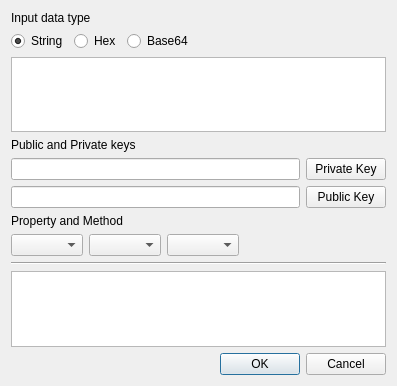
First picture: the form in BerViewer/rsa_enc_dec_dlg.ui, repository jykim74/BerEditor, before the edit.
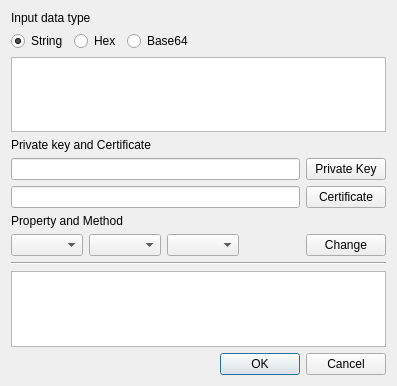
Second picture: the form after the edit.

Patch:
```diff
--- a/BerViewer/rsa_enc_dec_dlg.ui
+++ b/BerViewer/rsa_enc_dec_dlg.ui
@@ -68,7 +68,7 @@
    <item>
     <widget class="QLabel" name="label_2">
      <property name="text">
-      <string>Public and Private keys</string>
+      <string>Private key and Certificate</string>
      </property>
     </widget>
    </item>
@@ -94,7 +94,7 @@
      <item>
       <widget class="QPushButton" name="mPubKeyBtn">
        <property name="text">
-        <string>Public Key</string>
+        <string>Certificate</string>
        </property>
       </widget>
      </item>
@@ -131,6 +131,13 @@
        </property>
       </spacer>
      </item>
+     <item>
+      <widget class="QPushButton" name="mChangeBtn">
+       <property name="text">
+        <string>Change</string>
+       </property>
+      </widget>
+     </item>
     </layout>
    </item>
    <item>
```
Left out of the diff: 4 changed lines with no effect on the pictures.
